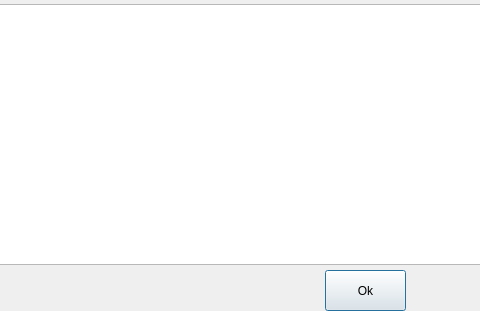
KDE/koffice-googledocs, file googledocs/documentlist.ui: the form before one commit; both pictures show x 285 to 765 and y 0 to 311 of the 765 by 311 pixel window.
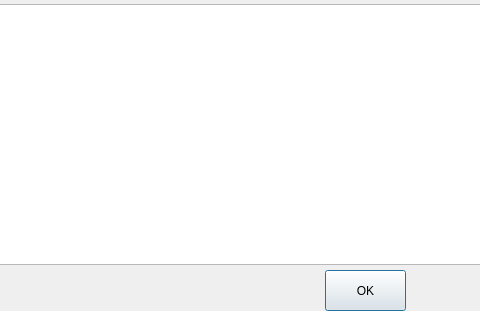
The form after the commit.

Commit message: i18n: "Ok" -> "OK"

Diff of the .ui file:
```diff
--- a/googledocs/documentlist.ui
+++ b/googledocs/documentlist.ui
@@ -57,7 +57,7 @@
     <enum>Qt::RightToLeft</enum>
    </property>
    <property name="text">
-    <string>Ok</string>
+    <string>OK</string>
    </property>
   </widget>
  </widget>
```
